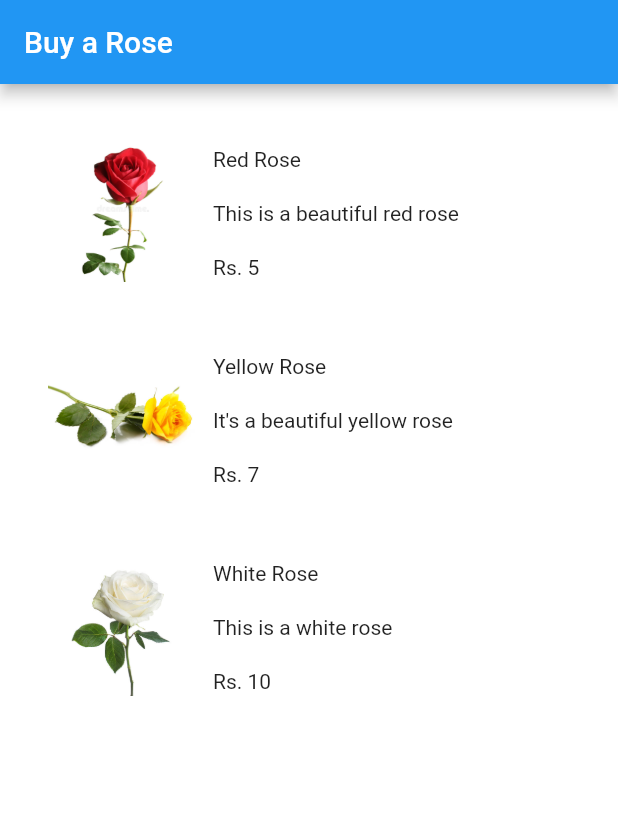
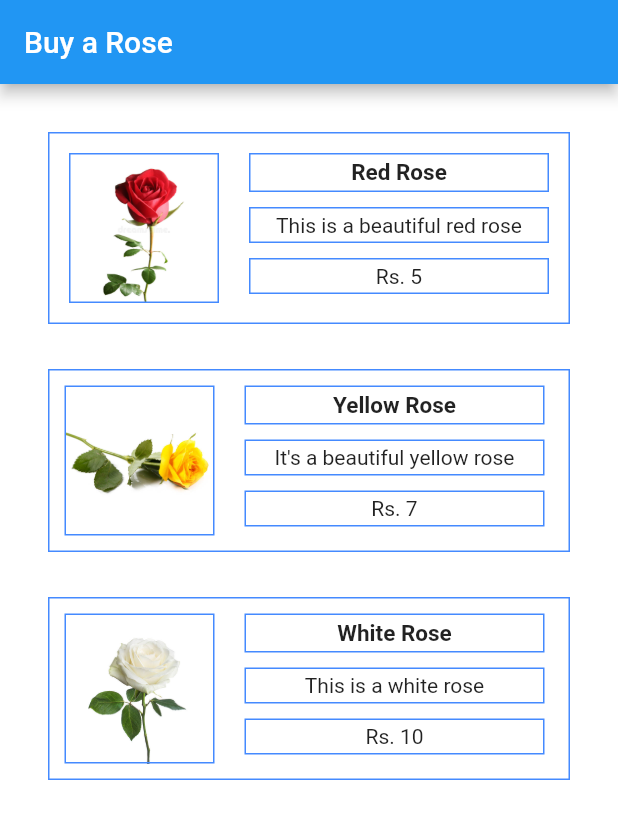
Before and after one commit to Gugan-Ananth-A/Flutter-training, a Flutter app: the screen it shows after launch, on a phone screen of 412 x 824 dp. Shown: the top 819 px of the screen. Run offline on Flutter 3.47's test engine with Material 2 defaults, Android fonts, the phone set to English and light mode, and no system bars.

Commit message:
-new change

```diff
--- a/buy-rose/layout_design/lib/main.dart
+++ b/buy-rose/layout_design/lib/main.dart
@@ -26,14 +26,20 @@ class HomeApp extends StatelessWidget {
         title: Text('Buy a Rose'),
       ),
       body: ListView(
-          children: [Padding(
+        children: [
+          Padding(
             padding: const EdgeInsets.all(32.0),
             child: Column(
               mainAxisSize: MainAxisSize.max,
               mainAxisAlignment: MainAxisAlignment.start,
               crossAxisAlignment: CrossAxisAlignment.center,
               children: [
-                Row(
+                Container(
+                  padding: const EdgeInsets.all(3.0),
+                    decoration: BoxDecoration(
+                      border: Border.all(color: Colors.blueAccent),
+                    ),
+                    child: Row(
                       mainAxisSize: MainAxisSize.max,
                       mainAxisAlignment: MainAxisAlignment.start,
                       crossAxisAlignment: CrossAxisAlignment.start,
@@ -41,38 +47,72 @@ class HomeApp extends StatelessWidget {
                         Container(
                           width: 100,
                           height: 100,
+                          padding: const EdgeInsets.all(3.0),
+                          margin: const EdgeInsets.all(10.0),
                           decoration: BoxDecoration(
+                              border: Border.all(color: Colors.blueAccent),
                               image: DecorationImage(
                                 image: AssetImage('assets/red-rose.jpeg'),
                                 fit: BoxFit.fitHeight,
-                          )
-                      ),
+                              )),
                         ),
                         Column(
                           mainAxisSize: MainAxisSize.min,
                           mainAxisAlignment: MainAxisAlignment.start,
                           crossAxisAlignment: CrossAxisAlignment.start,
                           children: [
-                        Padding(
-                          padding: const EdgeInsets.all(10.0),
-                          child: Text('Red Rose'),
+                            Container(
+                              width: 200,
+                              margin: const EdgeInsets.all(10.0),
+                              padding: const EdgeInsets.all(3.0),
+                              decoration: BoxDecoration(
+                                border: Border.all(color: Colors.blueAccent),
                               ),
-                        Padding(
-                          padding: const EdgeInsets.all(10.0),
-                          child: Text('This is a beautiful red rose'),
+                              child: Text(
+                                'Red Rose',
+                                textAlign: TextAlign.center,
+                                style: TextStyle(
+                                  fontSize: 15,
+                                  fontWeight: FontWeight.bold,
                                 ),
-                        Padding(
-                          padding: const EdgeInsets.all(10.0),
-                          child: Text('Rs. 5'),
+                              ),
+                            ),
+                            Container(
+                              width: 200,
+                              decoration: BoxDecoration(
+                                border: Border.all(color: Colors.blueAccent),
+                              ),
+                              padding: const EdgeInsets.all(3.0),
+                              margin: const EdgeInsets.fromLTRB(10, 0, 10, 0),
+                              child: Text(
+                                  'This is a beautiful red rose',
+                                textAlign: TextAlign.center,
+                              ),
+                            ),
+                            Container(
+                              width: 200,
+                              decoration: BoxDecoration(
+                                border: Border.all(color: Colors.blueAccent),
+                              ),
+                              margin: const EdgeInsets.all(10.0),
+                              padding: const EdgeInsets.all(3.0),
+                              child: Text(
+                                  'Rs. 5',
+                                textAlign: TextAlign.center,
+                              ),
                             )
                           ],
                         ),
                       ],
-                ),
+                    )),
                 SizedBox(
                   height: 30,
                 ),
-                Row(
+                Container(
+                    decoration: BoxDecoration(
+                      border: Border.all(color: Colors.blueAccent),
+                    ),
+                    child: Row(
                       mainAxisSize: MainAxisSize.max,
                       mainAxisAlignment: MainAxisAlignment.start,
                       crossAxisAlignment: CrossAxisAlignment.start,
@@ -80,7 +120,10 @@ class HomeApp extends StatelessWidget {
                         Container(
                           width: 100,
                           height: 100,
+                          margin: const EdgeInsets.all(10.0),
+                          padding: const EdgeInsets.all(3.0),
                           decoration: BoxDecoration(
+                            border: Border.all(color: Colors.blueAccent),
                             image: DecorationImage(
                               image: AssetImage('assets/yellow-rose.jpeg'),
                               fit: BoxFit.fitWidth,
@@ -93,26 +136,59 @@ class HomeApp extends StatelessWidget {
                           mainAxisAlignment: MainAxisAlignment.start,
                           crossAxisAlignment: CrossAxisAlignment.start,
                           children: [
-                        Padding(
-                          padding: const EdgeInsets.all(10.0),
-                          child: Text('Yellow Rose'),
+                            Container(
+                              width: 200,
+                              decoration: BoxDecoration(
+                                border: Border.all(color: Colors.blueAccent),
                               ),
-                        Padding(
-                          padding: const EdgeInsets.all(10.0),
-                          child: Text('It\'s a beautiful yellow rose'),
+                              margin: const EdgeInsets.all(10.0),
+                              padding: const EdgeInsets.all(3.0),
+                              child: Text(
+                                'Yellow Rose',
+                                textAlign: TextAlign.center,
+                                style: TextStyle(
+                                  fontSize: 15,
+                                  fontWeight: FontWeight.bold,
                                 ),
-                        Padding(
-                          padding: const EdgeInsets.all(10.0),
-                          child: Text('Rs. 7'),
+                              ),
+                            ),
+                            Container(
+                              width: 200,
+                              decoration: BoxDecoration(
+                                border: Border.all(color: Colors.blueAccent),
+                              ),
+
+                              padding: const EdgeInsets.all(3.0),
+                              margin: const EdgeInsets.fromLTRB(10, 0, 10, 0),
+                              child: Text(
+                                  'It\'s a beautiful yellow rose',
+                                textAlign: TextAlign.center,
+                              ),
+                            ),
+                            Container(
+                              width: 200,
+                              decoration: BoxDecoration(
+                                border: Border.all(color: Colors.blueAccent),
+                              ),
+                              margin: const EdgeInsets.all(10.0),
+                              padding: const EdgeInsets.all(3.0),
+                              child: Text(
+                                  'Rs. 7',
+                                textAlign: TextAlign.center,
+                              ),
                             )
                           ],
                         ),
                       ],
-                ),
+                    )),
                 SizedBox(
                   height: 30,
                 ),
-                Row(
+                Container(
+                    decoration: BoxDecoration(
+                      border: Border.all(color: Colors.blueAccent),
+                    ),
+                    child: Row(
                       mainAxisSize: MainAxisSize.max,
                       mainAxisAlignment: MainAxisAlignment.start,
                       crossAxisAlignment: CrossAxisAlignment.start,
@@ -120,38 +196,68 @@ class HomeApp extends StatelessWidget {
                         Container(
                           width: 100,
                           height: 100,
+                          margin: const EdgeInsets.all(10.0),
+                          padding: const EdgeInsets.all(3.0),
                           decoration: BoxDecoration(
+                              border: Border.all(color: Colors.blueAccent),
                               image: DecorationImage(
                             image: AssetImage('assets/white-rose.jpeg'),
                             fit: BoxFit.fitHeight,
-                          )
-                      ),
+                          )),
                         ),
                         Column(
                           mainAxisSize: MainAxisSize.min,
                           mainAxisAlignment: MainAxisAlignment.start,
                           crossAxisAlignment: CrossAxisAlignment.start,
                           children: [
-                        Padding(
-                          padding: const EdgeInsets.all(10.0),
-                          child: Text('White Rose'),
+                            Container(
+                              width: 200,
+                              decoration: BoxDecoration(
+                                border: Border.all(color: Colors.blueAccent),
                               ),
-                        Padding(
-                          padding: const EdgeInsets.all(10.0),
-                          child: Text('This is a white rose'),
+                              padding: const EdgeInsets.all(3.0),
+                              margin: const EdgeInsets.all(10.0),
+                              child: Text(
+                                'White Rose',
+                                textAlign: TextAlign.center,
+                                style: TextStyle(
+                                  fontSize: 15,
+                                  fontWeight: FontWeight.bold,
                                 ),
-                        Padding(
-                          padding: const EdgeInsets.all(10.0),
-                          child: Text('Rs. 10'),
+                              ),
+                            ),
+                            Container(
+                              width: 200,
+                              decoration: BoxDecoration(
+                                border: Border.all(color: Colors.blueAccent),
+                              ),
+                              padding: const EdgeInsets.all(3.0),
+                              margin: const EdgeInsets.fromLTRB(10, 0, 10, 0),
+                              child: Text(
+                                  'This is a white rose',
+                                textAlign: TextAlign.center,
+                              ),
+                            ),
+                            Container(
+                              width: 200,
+                              decoration: BoxDecoration(
+                                border: Border.all(color: Colors.blueAccent),
+                              ),
+                              padding: const EdgeInsets.all(3.0),
+                              margin: const EdgeInsets.all(10.0),
+                              child: Text(
+                                  'Rs. 10',
+                                textAlign: TextAlign.center,
+                              ),
                             )
                           ],
                         ),
                       ],
-                ),
-
+                    )),
               ],
             ),
-          )],
+          )
+        ],
       ),
       backgroundColor: Colors.white,
     );
```
Also changed, not shown: 1 other file. Lines whose indentation alone changed are shown as unchanged.
